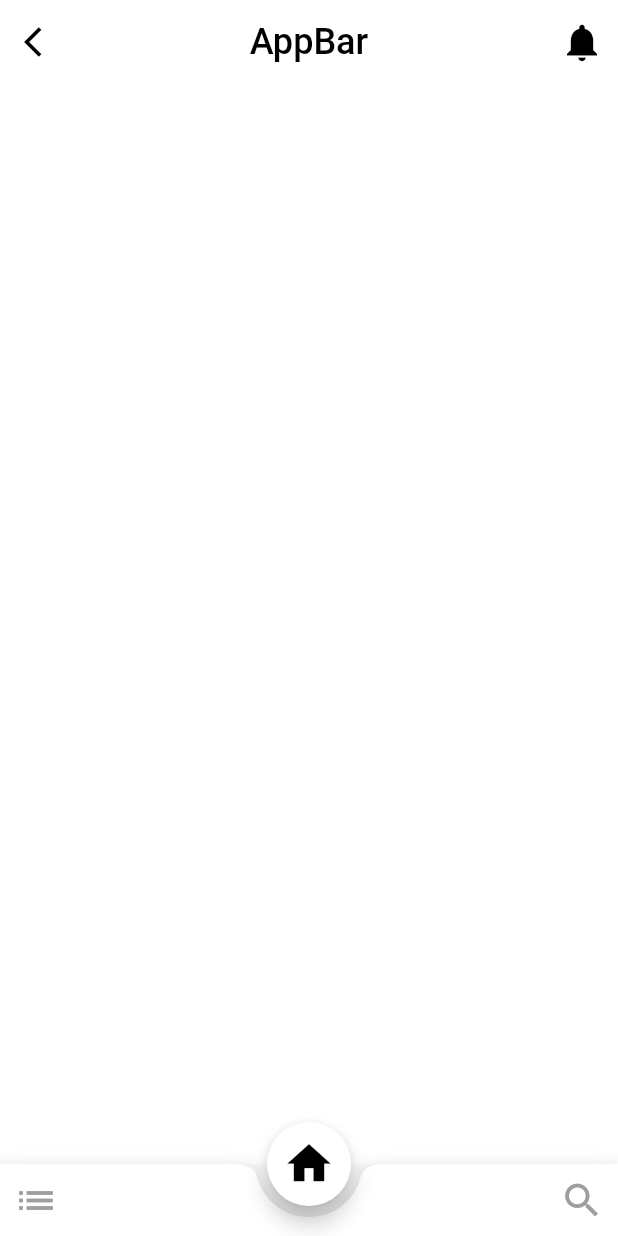
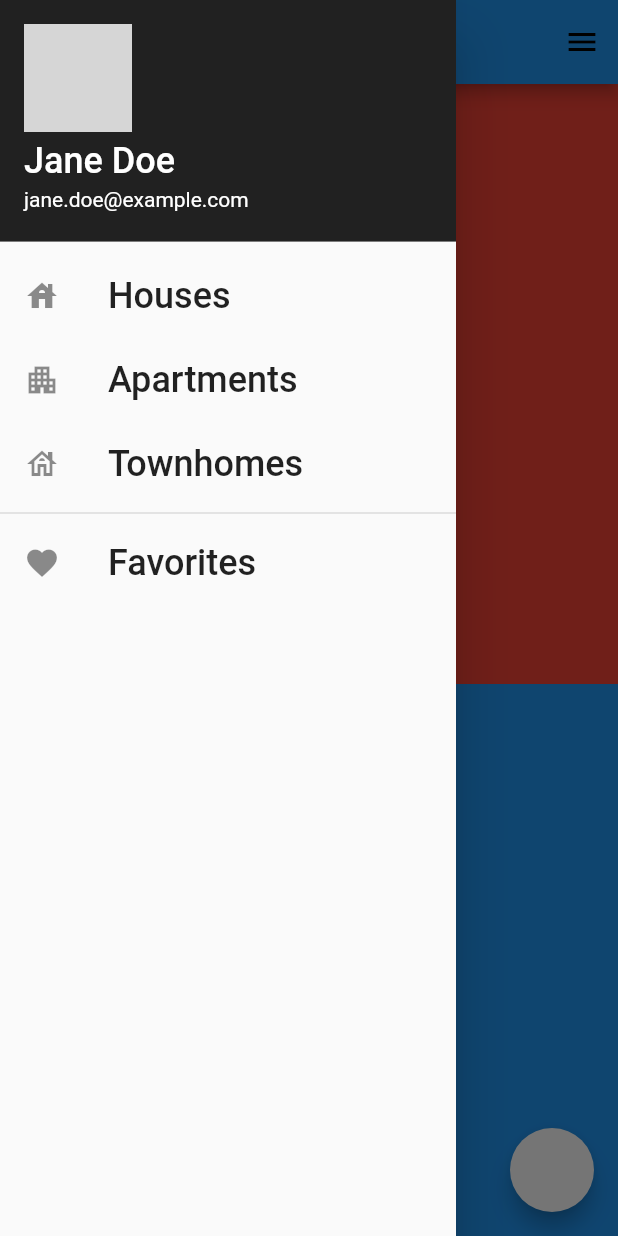
Before and after one commit to Nasibali144/pdp_lesson, a Flutter app: the screen it shows after launch, with the side drawer open (before the commit the screen has no drawer), on a phone screen of 412 x 824 dp. Run offline on Flutter 3.47's test engine with Material 2 defaults, Android fonts, the phone set to English and light mode, and no system bars; network calls fail; grey boxes are pictures that could not be loaded.

Commit message:
Flutter B17 commit 4: Scaffold

```diff
--- a/lib/main.dart
+++ b/lib/main.dart
@@ -1,6 +1,7 @@
 import 'package:flutter/material.dart';
 import 'package:pdp_lesson/pages/lesson_eight.dart';
 import 'package:pdp_lesson/pages/lesson_nine.dart';
+import 'package:pdp_lesson/pages/lesson_ten.dart';
 
 void main() {
   runApp(const MyApp());
@@ -23,10 +24,11 @@ class MyApp extends StatelessWidget {
           titleTextStyle: TextStyle(color: Colors.black, fontSize: 24, fontWeight: FontWeight.w500)
         )
       ),
-      home: LessonNine(),
+      home: LessonTen(),
       routes: {
         LessonEight.id: (context) => LessonEight(),
         LessonNine.id: (context) => LessonNine(),
+        LessonTen.id: (context) => LessonTen(),
       },
     );
   }
--- a/lib/pages/lesson_nine.dart
+++ b/lib/pages/lesson_nine.dart
@@ -63,7 +63,7 @@ class _LessonNineState extends State<LessonNine> {
         ),
       ),
       floatingActionButtonLocation: _location,
-      floatingActionButtonAnimator: FloatingActionButtonAnimator.scaling,
+      // floatingActionButtonAnimator: FloatingActionButtonAnimator.scaling,
       floatingActionButton: FloatingActionButton(
         onPressed: () {},
         backgroundColor: Colors.white,
--- /dev/null
+++ b/lib/pages/lesson_ten.dart
@@ -0,0 +1,308 @@
+import 'package:flutter/gestures.dart';
+import 'package:flutter/material.dart';
+
+class LessonTen extends StatefulWidget {
+  static const id = "lesson_ten";
+
+  const LessonTen({Key? key}) : super(key: key);
+
+  @override
+  State<LessonTen> createState() => _LessonTenState();
+}
+
+class _LessonTenState extends State<LessonTen> {
+  // AnimationController controller = AnimationController(vsync: vsync)
+  bool openSheet = false;
+  @override
+  Widget build(BuildContext context) {
+    return Scaffold(
+        drawerDragStartBehavior: DragStartBehavior.down,
+      primary: true,
+      appBar: AppBar(),
+      body: SingleChildScrollView(
+        child: Column(
+          children: [
+            Container(
+              height: 400,
+              color: Colors.red,
+            ),
+            Container(
+              height: 400,
+              color: Colors.blue,
+            ),
+            Container(
+              height: 400,
+              color: Colors.yellow,
+            ),
+            Container(
+              height: 400,
+              color: Colors.grey,
+            ),
+          ],
+        ),
+      ),
+      // floatingActionButton: FloatingActionButton(
+      //   onPressed: () {},
+      // ),
+      // persistentFooterButtons: [
+      //   Container(
+      //     height: 60,
+      //     width: 100,
+      //     color: Colors.amber,
+      //   ),
+      //   Container(
+      //     height: 60,
+      //     width: 100,
+      //     color: Colors.blueAccent,
+      //   ),
+      //   Container(
+      //     height: 60,
+      //     width: 100,
+      //     color: Colors.amber,
+      //   ),
+      //   Container(
+      //     height: 60,
+      //     width: 100,
+      //     color: Colors.blueAccent,
+      //   ),
+      // ],
+
+      // #variant handle
+      endDrawer: Drawer(
+        child: Column(
+          children: [
+            // #header
+            DrawerHeader(
+              decoration: const BoxDecoration(color: Colors.blueGrey),
+              child: Column(
+                crossAxisAlignment: CrossAxisAlignment.start,
+                children: [
+                  // #avatarka
+                  CircleAvatar(
+                    radius: 35,
+                    backgroundColor: Colors.white,
+                    child: ClipRRect(
+                      borderRadius: BorderRadius.circular(35),
+                      child: Image.asset(
+                        "assets/images/avatar_1.png",
+                        height: 70,
+                        width: 75,
+                      ),
+                    ),
+                  ),
+                  const SizedBox(
+                    height: 10,
+                    width: double.infinity,
+                  ),
+
+                  // #fullname
+                  const Text(
+                    "Nasibali Abdiyev",
+                    style: TextStyle(
+                        color: Colors.white,
+                        fontSize: 22.5,
+                        fontWeight: FontWeight.bold),
+                  ),
+
+                  // #email
+                  const Text(
+                    "abdiyevnasibali@gmail.com",
+                    style: TextStyle(color: Colors.white, fontSize: 18),
+                  ),
+                ],
+              ),
+            ),
+
+            // #body
+            Container(
+              padding: EdgeInsets.symmetric(horizontal: 15, vertical: 5),
+              height: 50,
+              width: double.infinity,
+              child: Row(
+                children: [
+                  Icon(
+                    Icons.folder,
+                    size: 30,
+                  ),
+                  SizedBox(
+                    width: 15,
+                  ),
+                  Text(
+                    "My Files",
+                    style: TextStyle(fontSize: 17.5),
+                  )
+                ],
+              ),
+            ),
+            Container(
+              padding: EdgeInsets.symmetric(horizontal: 15, vertical: 5),
+              height: 50,
+              width: double.infinity,
+              child: Row(
+                children: [
+                  Icon(
+                    Icons.folder,
+                    size: 30,
+                  ),
+                  SizedBox(
+                    width: 15,
+                  ),
+                  Text(
+                    "My Files",
+                    style: TextStyle(fontSize: 17.5),
+                  )
+                ],
+              ),
+            ),
+            Container(
+              padding: EdgeInsets.symmetric(horizontal: 15, vertical: 5),
+              height: 50,
+              width: double.infinity,
+              child: Row(
+                children: [
+                  Icon(
+                    Icons.folder,
+                    size: 30,
+                  ),
+                  SizedBox(
+                    width: 15,
+                  ),
+                  Text(
+                    "My Files",
+                    style: TextStyle(fontSize: 17.5),
+                  )
+                ],
+              ),
+            ),
+            Container(
+              padding: EdgeInsets.symmetric(horizontal: 15, vertical: 5),
+              height: 50,
+              width: double.infinity,
+              child: Row(
+                children: [
+                  Icon(
+                    Icons.folder,
+                    size: 30,
+                  ),
+                  SizedBox(
+                    width: 15,
+                  ),
+                  Text(
+                    "My Files",
+                    style: TextStyle(fontSize: 17.5),
+                  )
+                ],
+              ),
+            ),
+          ],
+        ),
+      ),
+      onDrawerChanged: (value) {
+        print("object: $value");
+      },
+      floatingActionButton: FloatingActionButton(
+        backgroundColor: Colors.white,
+        onPressed: () {
+          setState(() {
+            openSheet = !openSheet;
+          });
+        },
+      ),
+      drawer: Drawer(
+        child: ListView(
+          padding: EdgeInsets.zero,
+          children: [
+            const UserAccountsDrawerHeader(
+              currentAccountPicture: CircleAvatar(
+                backgroundImage: NetworkImage(
+                    'https://images.unsplash.com/photo-1485290334039-a3c69043e517?crop=entropy&cs=tinysrgb&fit=max&fm=jpg&ixid=MnwxfDB8MXxyYW5kb218MHx8fHx8fHx8MTYyOTU3NDE0MQ&ixlib=rb-1.2.1&q=80&utm_campaign=api-credit&utm_medium=referral&utm_source=unsplash_source&w=300'),
+              ),
+              accountEmail: Text('jane.doe@example.com'),
+              accountName: Text(
+                'Jane Doe',
+                style: TextStyle(fontSize: 24.0),
+              ),
+              decoration: BoxDecoration(
+                color: Colors.black87,
+              ),
+              // child: Text('Drawer Header'),
+            ),
+            ListTile(
+              leading: const Icon(Icons.house),
+              title: const Text(
+                'Houses',
+                style: TextStyle(fontSize: 24.0),
+              ),
+              onTap: () {
+                Navigator.pushReplacement(
+                  context,
+                  MaterialPageRoute<void>(
+                    builder: (BuildContext context) => const LessonTen(),
+                  ),
+                );
+              },
+            ),
+            ListTile(
+              leading: const Icon(Icons.apartment),
+              title: const Text(
+                'Apartments',
+                style: TextStyle(fontSize: 24.0),
+              ),
+              onTap: () {
+                Navigator.pushReplacement(
+                  context,
+                  MaterialPageRoute<void>(
+                    builder: (BuildContext context) => const LessonTen(),
+                  ),
+                );
+              },
+            ),
+            ListTile(
+              leading: const Icon(Icons.house_outlined),
+              title: const Text(
+                'Townhomes',
+                style: TextStyle(fontSize: 24.0),
+              ),
+              onTap: () {
+                Navigator.pushReplacement(
+                  context,
+                  MaterialPageRoute<void>(
+                    builder: (BuildContext context) => const LessonTen(),
+                  ),
+                );
+              },
+            ),
+            const Divider(
+              height: 10,
+              thickness: 1,
+            ),
+            ListTile(
+              leading: const Icon(Icons.favorite),
+              title: const Text(
+                'Favorites',
+                style: TextStyle(fontSize: 24.0),
+              ),
+              onTap: () {
+                Navigator.of(context).pop();
+              },
+            ),
+          ],
+        ),
+      ),
+      bottomSheet: BottomSheet(
+        enableDrag: false,
+        onClosing: () {
+          setState(() {
+            openSheet = ! openSheet;
+          });
+        },
+        builder: (context) {
+          return openSheet ? Container(
+            color: Colors.white,
+            height: MediaQuery.of(context).size.height * .5,
+          ) : SizedBox.shrink();
+        },
+      ),
+    );
+  }
+}
```
Also changed, not shown: assets/images/avatar_1.png (added).
